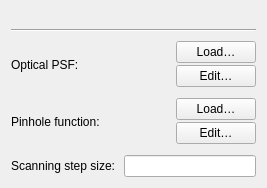
Qt form frcpredict/ui/input/imaging/imaging_settings_w.ui (Bodeeen/Resolution_prediction_software) before a commit.
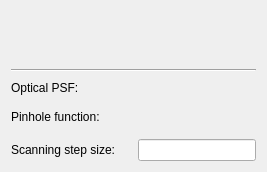
The same form after that commit. Custom widgets are drawn as their Qt base class.

Commit message: feat: pattern generator & pulse types

What changed in the file:
```diff
--- a/frcpredict/ui/input/imaging/imaging_settings_w.ui
+++ b/frcpredict/ui/input/imaging/imaging_settings_w.ui
@@ -7,7 +7,7 @@
     <x>0</x>
     <y>0</y>
     <width>267</width>
-    <height>188</height>
+    <height>172</height>
    </rect>
   </property>
   <property name="windowTitle">
@@ -28,143 +28,86 @@
     </widget>
    </item>
    <item>
-    <layout class="QGridLayout" name="gridLayout" columnstretch="1,0,0">
-     <item row="1" column="0">
-      <widget class="QLabel" name="lblPinholeFunction">
-       <property name="text">
-        <string>Pinhole function:</string>
+    <layout class="QVBoxLayout" name="verticalLayout">
+     <property name="spacing">
+      <number>15</number>
+     </property>
+     <property name="topMargin">
+      <number>0</number>
+     </property>
+     <item>
+      <layout class="QGridLayout" name="gridLayout" columnstretch="0,0">
+       <property name="horizontalSpacing">
+        <number>9</number>
        </property>
-      </widget>
-     </item>
-     <item row="1" column="1">
-      <widget class="QLabel" name="imgPinholeFunction">
-       <property name="minimumSize">
-        <size>
-         <width>48</width>
-         <height>48</height>
-        </size>
+       <property name="verticalSpacing">
+        <number>15</number>
        </property>
-       <property name="maximumSize">
-        <size>
-         <width>48</width>
-         <height>48</height>
-        </size>
-       </property>
-       <property name="text">
-        <string/>
-       </property>
-       <property name="scaledContents">
-        <bool>true</bool>
-       </property>
-       <property name="alignment">
-        <set>Qt::AlignCenter</set>
-       </property>
-      </widget>
-     </item>
-     <item row="0" column="1">
-      <widget class="QLabel" name="imgOpticalPsf">
-       <property name="minimumSize">
-        <size>
-         <width>48</width>
-         <height>48</height>
-        </size>
-       </property>
-       <property name="maximumSize">
-        <size>
-         <width>48</width>
-         <height>48</height>
-        </size>
-       </property>
-       <property name="text">
-        <string/>
-       </property>
-       <property name="scaledContents">
-        <bool>true</bool>
-       </property>
-       <property name="alignment">
-        <set>Qt::AlignCenter</set>
-       </property>
-      </widget>
-     </item>
-     <item row="0" column="0">
-      <widget class="QLabel" name="lblOpticalPsf">
-       <property name="text">
-        <string>Optical PSF:</string>
-       </property>
-      </widget>
-     </item>
-     <item row="0" column="2">
-      <layout class="QVBoxLayout" name="verticalLayout">
-       <property name="spacing">
-        <number>2</number>
-       </property>
-       <item>
-        <widget class="QPushButton" name="btnLoadOpticalPsf">
+       <item row="1" column="0">
+        <widget class="QLabel" name="lblPinholeFunction">
          <property name="text">
-          <string>Load…</string>
+          <string>Pinhole function:</string>
          </property>
         </widget>
        </item>
-       <item>
-        <widget class="QPushButton" name="btnEditOpticalPsf">
-         <property name="text">
-          <string>Edit…</string>
+       <item row="1" column="1">
+        <widget class="PatternFieldWidget" name="editPinholeFunction" native="true">
+         <property name="normaliseVisualisation" stdset="0">
+          <bool>true</bool>
          </property>
         </widget>
        </item>
-      </layout>
-     </item>
-     <item row="1" column="2">
-      <layout class="QVBoxLayout" name="verticalLayout_3">
-       <property name="spacing">
-        <number>2</number>
-       </property>
-       <item>
-        <widget class="QPushButton" name="btnLoadPinholeFunction">
+       <item row="0" column="1">
+        <widget class="PatternFieldWidget" name="editOpticalPsf" native="true"/>
+       </item>
+       <item row="0" column="0">
+        <widget class="QLabel" name="lblOpticalPsf">
          <property name="text">
-          <string>Load…</string>
+          <string>Optical PSF:</string>
          </property>
         </widget>
        </item>
-       <item>
-        <widget class="QPushButton" name="btnEditPinholeFunction">
+       <item row="2" column="0">
+        <widget class="QLabel" name="lblScanningStepSize">
          <property name="text">
-          <string>Edit…</string>
+          <string>Scanning step size:</string>
          </property>
         </widget>
        </item>
+       <item row="2" column="1">
+        <widget class="FreeFloatBox" name="editScanningStepSize">
+         <property name="sizePolicy">
+          <sizepolicy hsizetype="Preferred" vsizetype="Fixed">
+           <horstretch>0</horstretch>
+           <verstretch>0</verstretch>
+          </sizepolicy>
+         </property>
+        </widget>
+       </item>
       </layout>
      </item>
     </layout>
    </item>
-   <item>
-    <layout class="QFormLayout" name="formLayout_3">
-     <item row="0" column="0">
-      <widget class="QLabel" name="lblScanningStepSize">
-       <property name="text">
-        <string>Scanning step size:</string>
-       </property>
-      </widget>
-     </item>
-     <item row="0" column="1">
-      <widget class="FreeFloatBox" name="editScanningStepSize"/>
-     </item>
-    </layout>
-   </item>
   </layout>
  </widget>
  <customwidgets>
-  <customwidget>
-   <class>PresetPickerWidget</class>
-   <extends>QWidget</extends>
-   <header>frcpredict.ui</header>
-   <container>1</container>
-  </customwidget>
   <customwidget>
    <class>FreeFloatBox</class>
    <extends>QLineEdit</extends>
    <header>frcpredict.ui</header>
   </customwidget>
+  <customwidget>
+   <class>PatternFieldWidget</class>
+   <extends>QWidget</extends>
+   <header>frcpredict.ui</header>
+   <container>1</container>
+  </customwidget>
+  <customwidget>
+   <class>PresetPickerWidget</class>
+   <extends>QWidget</extends>
+   <header>frcpredict.ui</header>
+   <container>1</container>
+  </customwidget>
  </customwidgets>
  <resources/>
  <connections/>
```
The commit also changes 42 other files.
